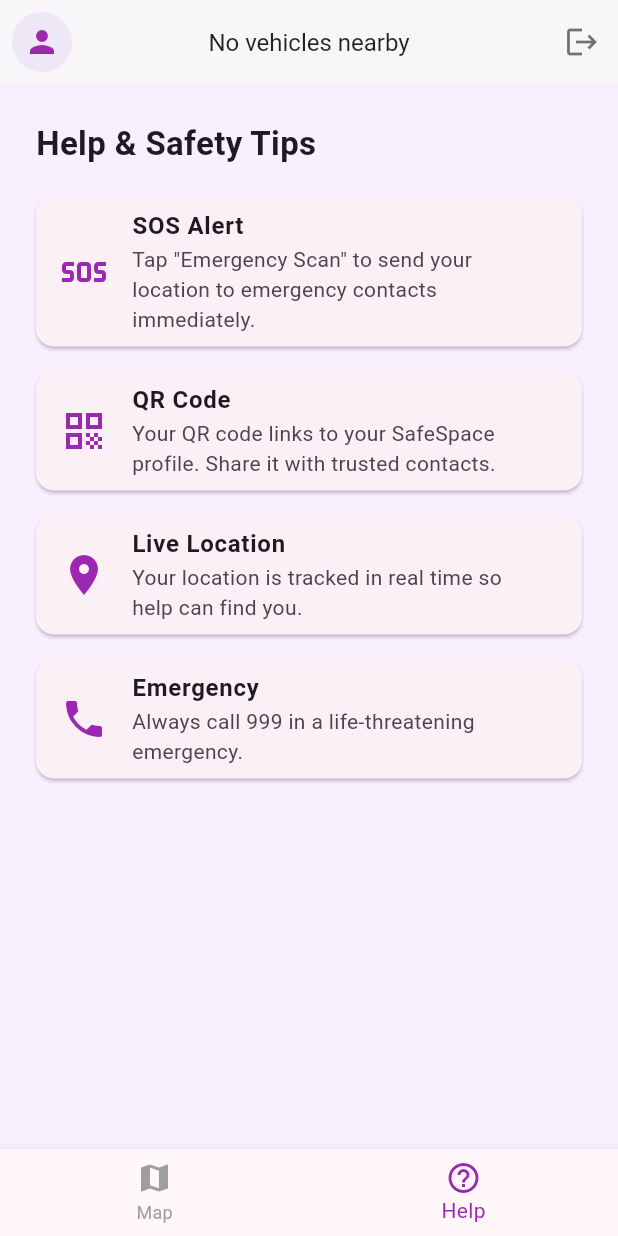
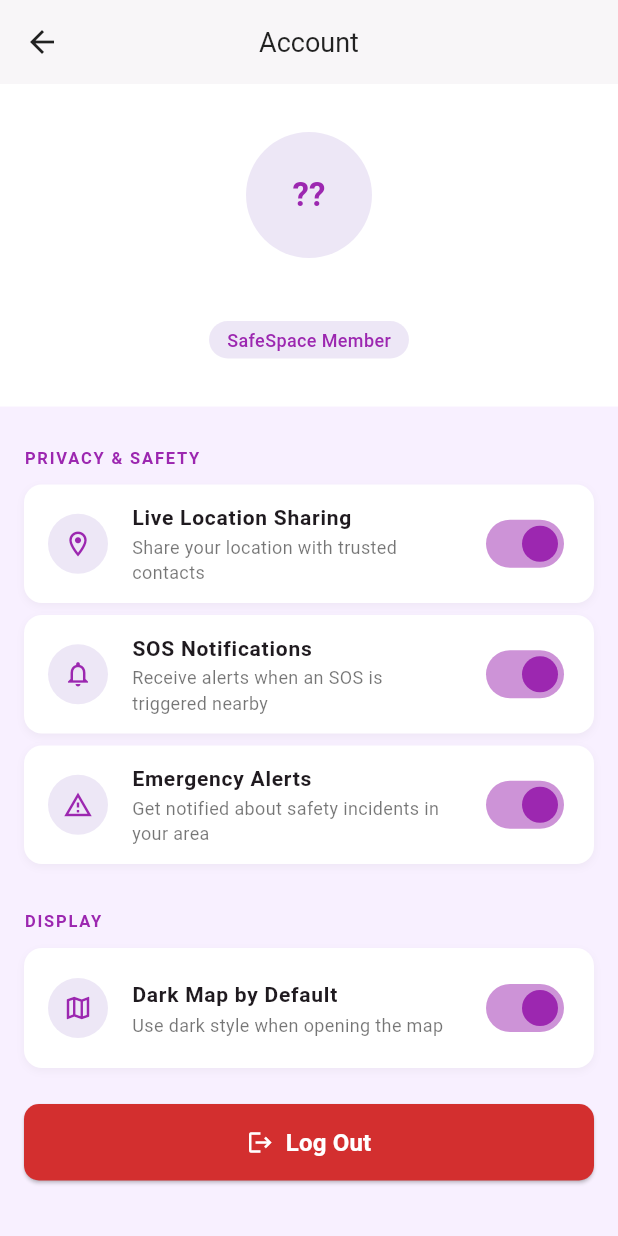
Before and after one commit to CraigL890/SpringHackathon2026_Group2, a Flutter app: the HomeScreen screen opened directly, item 2 of the bottom bar chosen, after a tap on the "person" icon, on a phone screen of 412 x 824 dp. Run offline on Flutter 3.47's test engine with Material 3 defaults, Android fonts, the phone set to English and light mode, and no system bars; our stand-ins replace cloud_firestore, firebase_auth, firebase_core, geocoding, geolocator, google_maps_flutter; accounts and stored records are empty.

Commit message:
Added Account Settings Screen on Home Screen

```diff
--- /dev/null
+++ b/lib/screens/account_screen.dart
@@ -0,0 +1,261 @@
+import 'package:flutter/material.dart';
+import 'package:firebase_auth/firebase_auth.dart';
+
+class AccountScreen extends StatefulWidget {
+  const AccountScreen({super.key});
+
+  @override
+  State<AccountScreen> createState() => _AccountScreenState();
+}
+
+class _AccountScreenState extends State<AccountScreen> {
+  final user = FirebaseAuth.instance.currentUser;
+
+  // Settings toggles
+  bool _locationSharing = true;
+  bool _sosNotifications = true;
+  bool _emergencyAlerts = true;
+  bool _darkMapDefault = true;
+
+  void _confirmLogout() {
+    showDialog(
+      context: context,
+      builder: (ctx) => AlertDialog(
+        shape: RoundedRectangleBorder(borderRadius: BorderRadius.circular(16)),
+        title: const Text('Log Out'),
+        content: const Text('Are you sure you want to log out?'),
+        actions: [
+          TextButton(
+            onPressed: () => Navigator.pop(ctx),
+            child: const Text('Cancel', style: TextStyle(color: Colors.grey)),
+          ),
+          ElevatedButton(
+            onPressed: () {
+              Navigator.pop(ctx);
+              FirebaseAuth.instance.signOut();
+            },
+            style: ElevatedButton.styleFrom(
+              backgroundColor: Colors.red.shade700,
+              shape: RoundedRectangleBorder(
+                borderRadius: BorderRadius.circular(8),
+              ),
+            ),
+            child: const Text(
+              'Log Out',
+              style: TextStyle(color: Colors.white),
+            ),
+          ),
+        ],
+      ),
+    );
+  }
+
+  @override
+  Widget build(BuildContext context) {
+    final phoneNumber = user?.phoneNumber ?? 'Unknown';
+    final initials = phoneNumber.length >= 2
+        ? phoneNumber.substring(phoneNumber.length - 2)
+        : '??';
+
+    return Scaffold(
+      backgroundColor: const Color(0xFFF8F0FF),
+      appBar: AppBar(
+        backgroundColor: Colors.white,
+        elevation: 1,
+        leading: IconButton(
+          icon: const Icon(Icons.arrow_back, color: Colors.black87),
+          onPressed: () => Navigator.pop(context),
+        ),
+        title: const Text(
+          'Account',
+          style: TextStyle(color: Colors.black87, fontSize: 18),
+        ),
+        centerTitle: true,
+      ),
+      body: SingleChildScrollView(
+        child: Column(
+          children: [
+            // Profile header
+            Container(
+              width: double.infinity,
+              color: Colors.white,
+              padding: const EdgeInsets.symmetric(vertical: 32, horizontal: 24),
+              child: Column(
+                children: [
+                  CircleAvatar(
+                    radius: 42,
+                    backgroundColor: const Color(0xFFEDE7F6),
+                    child: Text(
+                      initials,
+                      style: const TextStyle(
+                        fontSize: 22,
+                        fontWeight: FontWeight.bold,
+                        color: Color(0xFF9C27B0),
+                      ),
+                    ),
+                  ),
+                  const SizedBox(height: 12),
+                  Text(
+                    phoneNumber,
+                    style: const TextStyle(
+                      fontSize: 18,
+                      fontWeight: FontWeight.w600,
+                      color: Colors.black87,
+                    ),
+                  ),
+                  const SizedBox(height: 4),
+                  Container(
+                    padding:
+                        const EdgeInsets.symmetric(horizontal: 12, vertical: 4),
+                    decoration: BoxDecoration(
+                      color: const Color(0xFFEDE7F6),
+                      borderRadius: BorderRadius.circular(20),
+                    ),
+                    child: const Text(
+                      'SafeSpace Member',
+                      style: TextStyle(
+                        fontSize: 12,
+                        color: Color(0xFF9C27B0),
+                        fontWeight: FontWeight.w500,
+                      ),
+                    ),
+                  ),
+                ],
+              ),
+            ),
+
+            const SizedBox(height: 20),
+
+            // Settings section
+            _sectionLabel('Privacy & Safety'),
+            _settingsTile(
+              icon: Icons.location_on_outlined,
+              title: 'Live Location Sharing',
+              subtitle: 'Share your location with trusted contacts',
+              value: _locationSharing,
+              onChanged: (v) => setState(() => _locationSharing = v),
+            ),
+            _settingsTile(
+              icon: Icons.notifications_outlined,
+              title: 'SOS Notifications',
+              subtitle: 'Receive alerts when an SOS is triggered nearby',
+              value: _sosNotifications,
+              onChanged: (v) => setState(() => _sosNotifications = v),
+            ),
+            _settingsTile(
+              icon: Icons.warning_amber_outlined,
+              title: 'Emergency Alerts',
+              subtitle: 'Get notified about safety incidents in your area',
+              value: _emergencyAlerts,
+              onChanged: (v) => setState(() => _emergencyAlerts = v),
+            ),
+
+            const SizedBox(height: 20),
+
+            _sectionLabel('Display'),
+            _settingsTile(
+              icon: Icons.map_outlined,
+              title: 'Dark Map by Default',
+              subtitle: 'Use dark style when opening the map',
+              value: _darkMapDefault,
+              onChanged: (v) => setState(() => _darkMapDefault = v),
+            ),
+
+            const SizedBox(height: 20),
+
+            // Logout button
+            Padding(
+              padding: const EdgeInsets.symmetric(horizontal: 16),
+              child: SizedBox(
+                width: double.infinity,
+                child: ElevatedButton.icon(
+                  onPressed: _confirmLogout,
+                  icon: const Icon(Icons.logout, color: Colors.white),
+                  label: const Text(
+                    'Log Out',
+                    style: TextStyle(
+                      color: Colors.white,
+                      fontSize: 16,
+                      fontWeight: FontWeight.w600,
+                    ),
+                  ),
+                  style: ElevatedButton.styleFrom(
+                    backgroundColor: Colors.red.shade700,
+                    padding: const EdgeInsets.symmetric(vertical: 14),
+                    shape: RoundedRectangleBorder(
+                      borderRadius: BorderRadius.circular(10),
+                    ),
+                  ),
+                ),
+              ),
+            ),
+
+            const SizedBox(height: 32),
+          ],
+        ),
+      ),
+    );
+  }
+
+  Widget _sectionLabel(String label) {
+    return Padding(
+      padding: const EdgeInsets.symmetric(horizontal: 16, vertical: 6),
+      child: Align(
+        alignment: Alignment.centerLeft,
+        child: Text(
+          label.toUpperCase(),
+          style: const TextStyle(
+            fontSize: 11,
+            fontWeight: FontWeight.w700,
+            letterSpacing: 1.2,
+            color: Color(0xFF9C27B0),
+          ),
+        ),
+      ),
+    );
+  }
+
+  Widget _settingsTile({
+    required IconData icon,
+    required String title,
+    required String subtitle,
+    required bool value,
+    required ValueChanged<bool> onChanged,
+  }) {
+    return Container(
+      margin: const EdgeInsets.symmetric(horizontal: 16, vertical: 4),
+      decoration: BoxDecoration(
+        color: Colors.white,
+        borderRadius: BorderRadius.circular(12),
+        boxShadow: [
+          BoxShadow(
+            color: Colors.black.withOpacity(0.04),
+            blurRadius: 4,
+            offset: const Offset(0, 2),
+          ),
+        ],
+      ),
+      child: ListTile(
+        contentPadding:
+            const EdgeInsets.symmetric(horizontal: 16, vertical: 4),
+        leading: CircleAvatar(
+          backgroundColor: const Color(0xFFEDE7F6),
+          child: Icon(icon, color: const Color(0xFF9C27B0), size: 20),
+        ),
+        title: Text(
+          title,
+          style: const TextStyle(fontWeight: FontWeight.w600, fontSize: 14),
+        ),
+        subtitle: Text(
+          subtitle,
+          style: const TextStyle(fontSize: 12, color: Colors.black54),
+        ),
+        trailing: Switch(
+          value: value,
+          onChanged: onChanged,
+          activeColor: const Color(0xFF9C27B0),
+        ),
+      ),
+    );
+  }
+}
--- a/lib/screens/home_screen.dart
+++ b/lib/screens/home_screen.dart
@@ -5,6 +5,7 @@
 import 'package:google_maps_flutter/google_maps_flutter.dart';
 import 'package:geolocator/geolocator.dart';
 import 'package:geocoding/geocoding.dart';
+import 'account_screen.dart';
 
 class HomeScreen extends StatefulWidget {
   const HomeScreen({super.key});
@@ -264,7 +265,12 @@
             backgroundColor: Color(0xFFEDE7F6),
             child: Icon(Icons.person, color: Color(0xFF9C27B0)),
           ),
-          onPressed: () {},
+          onPressed: () {
+            Navigator.push(
+              context,
+              MaterialPageRoute(builder: (_) => const AccountScreen()),
+            );
+          },
         ),
         title: const Text(
           'No vehicles nearby',
```
